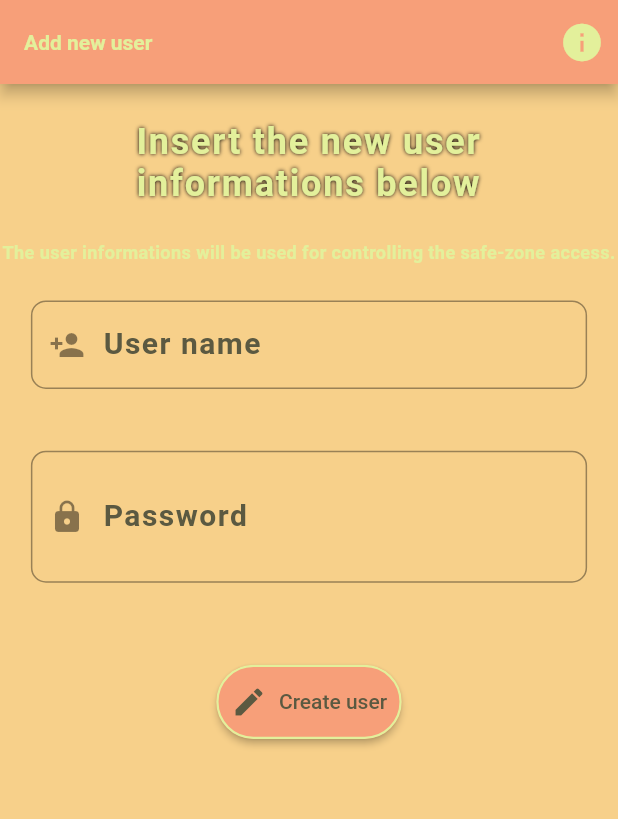
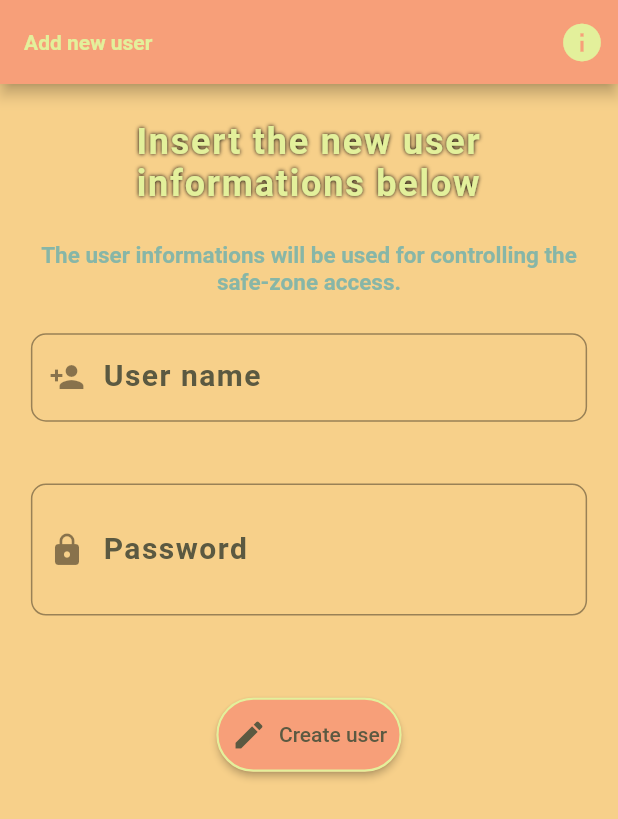
Before and after one commit to Gabriele266/MyOlder, a Flutter app: the screen it shows after launch, on a phone screen of 412 x 824 dp. Shown: the top 819 px of the screen. Run offline on Flutter 3.47's test engine with Material 2 defaults, Android fonts, the phone set to English and light mode, and no system bars; our stand-ins replace file_picker, flushbar, open_file; missing offline and left inert: aes_crypt, flutter_restart, keyboard_visibility; accounts and stored records are empty; Roboto replaces fonts that are missing (Times New Roman, Times new Roman).

Commit message:
Corrected issue #31

```diff
--- a/my_older/lib/global/theme.dart
+++ b/my_older/lib/global/theme.dart
@@ -16,7 +16,7 @@ class AppTheme {
         errorColor: Colors.red[800],
 
         buttonColor: CustomColors.redAccent,
-        buttonTheme: ButtonThemeData(
+        buttonTheme:  ButtonThemeData(
           buttonColor: CustomColors.redAccent,
           textTheme: ButtonTextTheme.normal,
           shape: RoundedRectangleBorder(
@@ -33,9 +33,9 @@ class AppTheme {
           style: ButtonStyle(
             backgroundColor: MaterialStateProperty.all(CustomColors.redAccent),
             foregroundColor: MaterialStateProperty.all(CustomColors.brown),
-            elevation: MaterialStateProperty.all(2),
+            elevation:  MaterialStateProperty.all(2),
             shape: MaterialStateProperty.all(
-              RoundedRectangleBorder(
+              const RoundedRectangleBorder(
                 side: BorderSide(
                   width: 1.5,
                   color: CustomColors.lightYellow,
@@ -49,7 +49,7 @@ class AppTheme {
         ),
 
         textTheme: TextTheme(
-          headline1: TextStyle(
+          headline1: const TextStyle(
             color: CustomColors.lightYellow,
             fontSize: 24,
             letterSpacing: 1.2,
@@ -62,30 +62,36 @@ class AppTheme {
               ),
             ],
           ),
-          headline2: TextStyle(
+          headline2: const TextStyle(
             color: CustomColors.lightYellow,
             fontSize: 18,
             letterSpacing: 0.4,
             fontWeight: FontWeight.w600,
             fontFamily: 'Times new Roman',
           ),
-          headline3: TextStyle(
+          headline3: const TextStyle(
             color: CustomColors.brown,
             fontSize: 15,
             fontWeight: FontWeight.w300,
             fontFamily: 'Times new Roman',
           ),
-          headline4: TextStyle(
+          headline4: const TextStyle(
               color: Colors.white,
               fontSize: 15,
               fontWeight: FontWeight.w600,
               fontFamily: 'Times new Roman',
               letterSpacing: 1.2),
-          headline5: TextStyle(
+          headline5: const TextStyle(
             color: Colors.yellowAccent,
             fontSize: 15,
             fontWeight: FontWeight.bold,
           ),
+          headline6: const TextStyle(
+            color: CustomColors.bluet,
+            fontSize: 15,
+            fontWeight: FontWeight.bold,
+          ),
+
           overline: TextStyle(
             color: Colors.red[800],
             fontSize: 15,
@@ -99,7 +105,7 @@ class AppTheme {
             letterSpacing: 1,
             fontWeight: FontWeight.w600,
           ),
-          bodyText2: TextStyle(
+          bodyText2: const TextStyle(
             color: CustomColors.brown,
             fontSize: 18,
             fontWeight: FontWeight.w300,
@@ -108,15 +114,15 @@ class AppTheme {
         ),
 
         /// The appbar theme for styling the [AppBar]
-        appBarTheme: AppBarTheme(
+        appBarTheme: const AppBarTheme(
           backgroundColor: CustomColors.redAccent,
           foregroundColor: Colors.amberAccent,
-          titleTextStyle: TextStyle(
+          titleTextStyle: const TextStyle(
             color: CustomColors.lightYellow,
             fontFamily: 'Times New Roman',
             fontWeight: FontWeight.bold,
           ),
-          actionsIconTheme: IconThemeData(
+          actionsIconTheme: const IconThemeData(
             color: CustomColors.lightYellow,
             size: 30,
             opacity: 1,
@@ -124,43 +130,43 @@ class AppTheme {
         ),
 
         // Icon themes
-        primaryIconTheme: IconThemeData(
+        primaryIconTheme: const IconThemeData(
           size: 20,
           color: CustomColors.lightYellow,
         ),
 
-        accentIconTheme: IconThemeData(
+        accentIconTheme: const IconThemeData(
           size: 20,
           color: CustomColors.bluet,
         ),
 
-        floatingActionButtonTheme: FloatingActionButtonThemeData(
+        floatingActionButtonTheme: const FloatingActionButtonThemeData(
           splashColor: CustomColors.lightYellow,
           backgroundColor: CustomColors.bluet,
           elevation: 1.2,
         ),
 
         // Input decoration theme
-        inputDecorationTheme: InputDecorationTheme(
+        inputDecorationTheme: const InputDecorationTheme(
           border: const OutlineInputBorder(
             borderRadius: const BorderRadius.all(
               const Radius.circular(10),
             ),
           ),
-          focusedBorder: OutlineInputBorder(
-            borderSide: BorderSide(
+          focusedBorder: const OutlineInputBorder(
+            borderSide: const BorderSide(
               color: CustomColors.lightYellow,
               width: 2,
             ),
           ),
-          labelStyle: TextStyle(
+          labelStyle: const TextStyle(
             color: CustomColors.brown,
             fontSize: 20,
             letterSpacing: 1,
             fontWeight: FontWeight.w600,
           ),
         ),
-        textSelectionTheme: TextSelectionThemeData(
+        textSelectionTheme: const TextSelectionThemeData(
           cursorColor: CustomColors.brown,
         ),
       );
```
Also changed, not shown: my_older/lib/pages/login-page.dart (+11 -11 lines), my_older/lib/pages/root-create-page.dart (+44 -38 lines).
